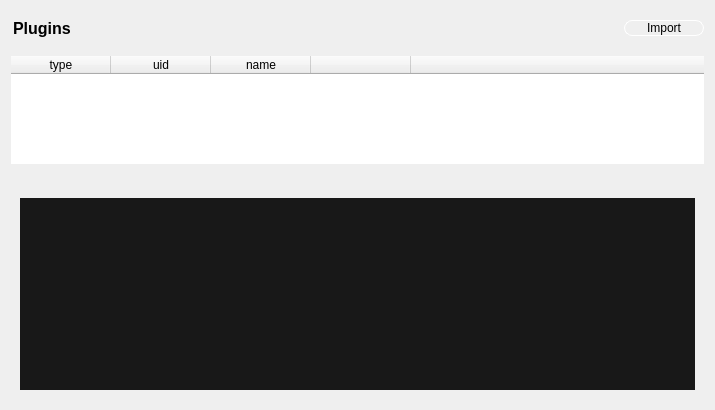
The window that src/gui/forms/pluginspage.ui (evoplex/evoplex) describes before a commit, drawn with Qt 5.
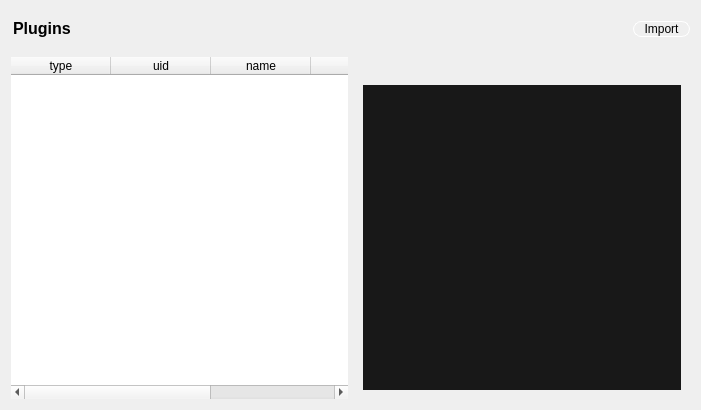
The same window after the commit.

Commit message: pluginspage - cosmetic fix

Diff of the .ui file:
```diff
--- a/src/gui/forms/pluginspage.ui
+++ b/src/gui/forms/pluginspage.ui
@@ -45,34 +45,31 @@
        </property>
       </widget>
      </item>
+     <item>
+      <spacer name="horizontalSpacer">
+       <property name="orientation">
+        <enum>Qt::Horizontal</enum>
+       </property>
+       <property name="sizeHint" stdset="0">
+        <size>
+         <width>40</width>
+         <height>20</height>
+        </size>
+       </property>
+      </spacer>
+     </item>
      <item>
       <widget class="QPushButton" name="bImport">
-       <property name="sizePolicy">
-        <sizepolicy hsizetype="Fixed" vsizetype="Fixed">
-         <horstretch>0</horstretch>
-         <verstretch>0</verstretch>
-        </sizepolicy>
-       </property>
-       <property name="minimumSize">
-        <size>
-         <width>80</width>
-         <height>0</height>
-        </size>
-       </property>
-       <property name="maximumSize">
-        <size>
-         <width>80</width>
-         <height>16777215</height>
-        </size>
-       </property>
        <property name="styleSheet">
         <string notr="true">QPushButton  {
-	border: 1px solid white;
-    border-radius: 8px;
-    background-color: transparent;
+  border: 1px solid white;
+  border-radius: 8px;
+  background-color: transparent;
+  padding-left: 10px;
+  padding-right: 10px;
 }
 QPushButton::hover {
-	background-color: #4285f4;
+  background-color: #4285f4;
 }</string>
        </property>
        <property name="text">
@@ -83,25 +80,15 @@
     </layout>
    </item>
    <item>
-    <layout class="QHBoxLayout" name="iwLayout"/>
-   </item>
+    <layout class="QHBoxLayout" name="iwLayout">
    <item>
     <widget class="QTableWidget" name="table">
-     <property name="sizePolicy">
-      <sizepolicy hsizetype="MinimumExpanding" vsizetype="MinimumExpanding">
-       <horstretch>0</horstretch>
-       <verstretch>0</verstretch>
-      </sizepolicy>
-     </property>
      <property name="frameShape">
       <enum>QFrame::NoFrame</enum>
      </property>
      <property name="lineWidth">
       <number>0</number>
      </property>
-     <property name="sizeAdjustPolicy">
-      <enum>QAbstractScrollArea::AdjustToContentsOnFirstShow</enum>
-     </property>
      <property name="editTriggers">
       <set>QAbstractItemView::NoEditTriggers</set>
      </property>
@@ -194,6 +181,8 @@
       </layout>
      </widget>
     </widget>
+     </item>
+    </layout>
    </item>
   </layout>
  </widget>
```
Lines whose indentation alone changed are shown as unchanged.
